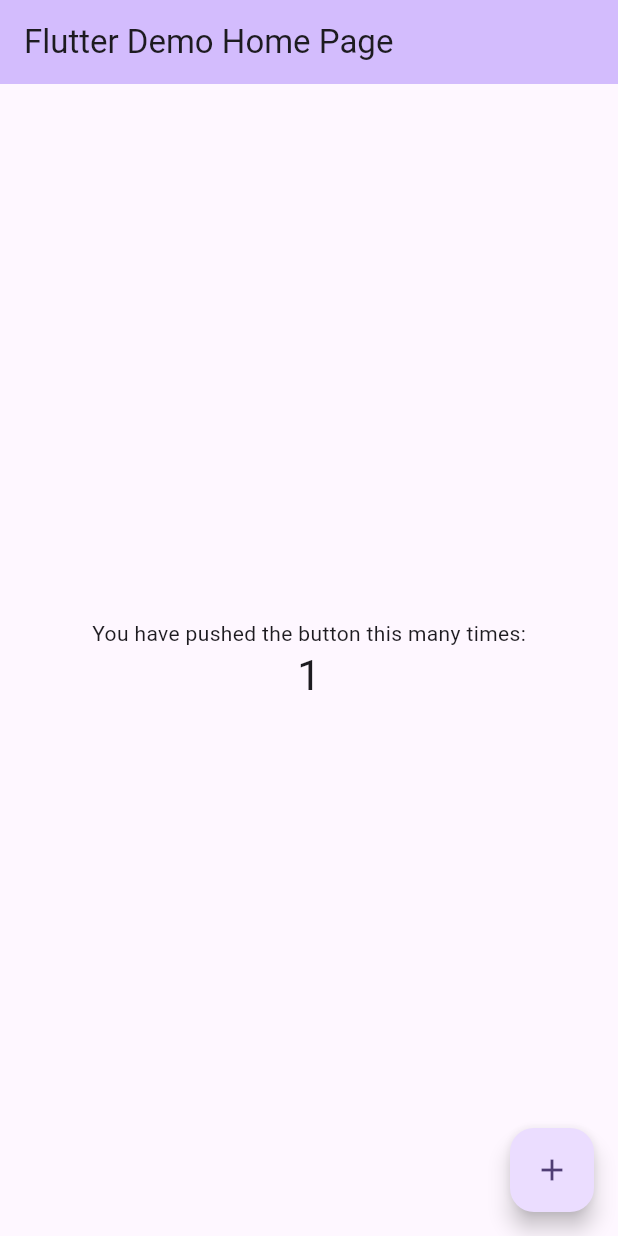
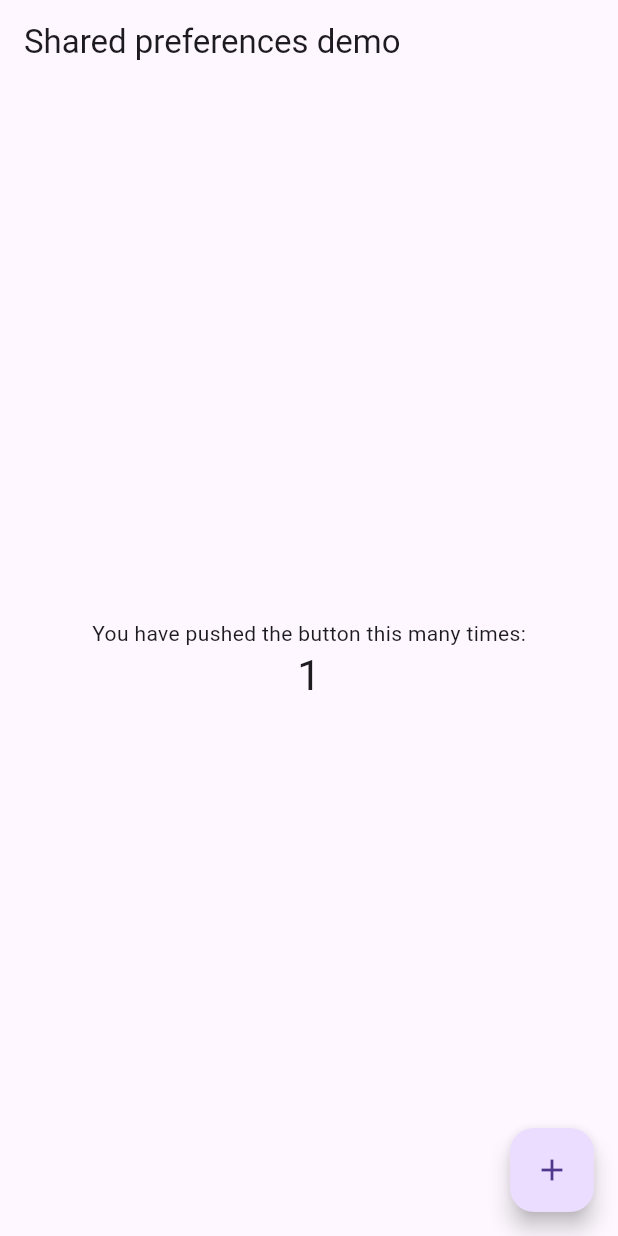
Before and after one commit to sqlainsaad5/shareprefence, a Flutter app: the screen it shows after launch, after a tap on the "add" icon, on a phone screen of 412 x 824 dp. Run offline on Flutter 3.47's test engine with Material 3 defaults, Android fonts, the phone set to English and light mode, and no system bars; our stand-ins replace shared_preferences.

Commit message:
Update main file

```diff
--- a/lib/main.dart
+++ b/lib/main.dart
@@ -1,52 +1,23 @@
 import 'package:flutter/material.dart';
+import 'package:shared_preferences/shared_preferences.dart';
 
-void main() {
-  runApp(const MyApp());
-}
+void main() => runApp(const MyApp());
 
 class MyApp extends StatelessWidget {
   const MyApp({super.key});
 
-  // This widget is the root of your application.
+  // This widget is the root of the application.
   @override
   Widget build(BuildContext context) {
-    return MaterialApp(
-      title: 'Flutter Demo',
-      theme: ThemeData(
-        // This is the theme of your application.
-        //
-        // TRY THIS: Try running your application with "flutter run". You'll see
-        // the application has a purple toolbar. Then, without quitting the app,
-        // try changing the seedColor in the colorScheme below to Colors.green
-        // and then invoke "hot reload" (save your changes or press the "hot
-        // reload" button in a Flutter-supported IDE, or press "r" if you used
-        // the command line to start the app).
-        //
-        // Notice that the counter didn't reset back to zero; the application
-        // state is not lost during the reload. To reset the state, use hot
-        // restart instead.
-        //
-        // This works for code too, not just values: Most code changes can be
-        // tested with just a hot reload.
-        colorScheme: ColorScheme.fromSeed(seedColor: Colors.deepPurple),
-        useMaterial3: true,
-      ),
-      home: const MyHomePage(title: 'Flutter Demo Home Page'),
+    return const MaterialApp(
+      title: 'Shared preferences demo',
+      home: MyHomePage(title: 'Shared preferences demo'),
     );
   }
 }
 
 class MyHomePage extends StatefulWidget {
   const MyHomePage({super.key, required this.title});
-
-  // This widget is the home page of your application. It is stateful, meaning
-  // that it has a State object (defined below) that contains fields that affect
-  // how it looks.
-
-  // This class is the configuration for the state. It holds the values (in this
-  // case the title) provided by the parent (in this case the App widget) and
-  // used by the build method of the State. Fields in a Widget subclass are
-  // always marked "final".
 
   final String title;
 
@@ -57,60 +28,45 @@ class MyHomePage extends StatefulWidget {
 class _MyHomePageState extends State<MyHomePage> {
   int _counter = 0;
 
-  void _incrementCounter() {
+  @override
+  void initState() {
+    super.initState();
+    _loadCounter();
+  }
+
+  //Loading counter value on start
+  Future<void> _loadCounter() async {
+    final prefs = await SharedPreferences.getInstance();
     setState(() {
-      // This call to setState tells the Flutter framework that something has
-      // changed in this State, which causes it to rerun the build method below
-      // so that the display can reflect the updated values. If we changed
-      // _counter without calling setState(), then the build method would not be
-      // called again, and so nothing would appear to happen.
-      _counter++;
+      _counter = (prefs.getInt('counter') ?? 0);
+    });
+  }
+
+  //Incrementing counter after click
+  Future<void> _incrementCounter() async {
+    final prefs = await SharedPreferences.getInstance();
+    setState(() {
+      _counter = (prefs.getInt('counter') ?? 0) + 1;
+      prefs.setInt('counter', _counter);
     });
   }
 
   @override
   Widget build(BuildContext context) {
-    // This method is rerun every time setState is called, for instance as done
-    // by the _incrementCounter method above.
-    //
-    // The Flutter framework has been optimized to make rerunning build methods
-    // fast, so that you can just rebuild anything that needs updating rather
-    // than having to individually change instances of widgets.
     return Scaffold(
       appBar: AppBar(
-        // TRY THIS: Try changing the color here to a specific color (to
-        // Colors.amber, perhaps?) and trigger a hot reload to see the AppBar
-        // change color while the other colors stay the same.
-        backgroundColor: Theme.of(context).colorScheme.inversePrimary,
-        // Here we take the value from the MyHomePage object that was created by
-        // the App.build method, and use it to set our appbar title.
         title: Text(widget.title),
       ),
       body: Center(
-        // Center is a layout widget. It takes a single child and positions it
-        // in the middle of the parent.
         child: Column(
-          // Column is also a layout widget. It takes a list of children and
-          // arranges them vertically. By default, it sizes itself to fit its
-          // children horizontally, and tries to be as tall as its parent.
-          //
-          // Column has various properties to control how it sizes itself and
-          // how it positions its children. Here we use mainAxisAlignment to
-          // center the children vertically; the main axis here is the vertical
-          // axis because Columns are vertical (the cross axis would be
-          // horizontal).
-          //
-          // TRY THIS: Invoke "debug painting" (choose the "Toggle Debug Paint"
-          // action in the IDE, or press "p" in the console), to see the
-          // wireframe for each widget.
           mainAxisAlignment: MainAxisAlignment.center,
-          children: <Widget>[
+          children: [
             const Text(
               'You have pushed the button this many times:',
             ),
             Text(
               '$_counter',
-              style: Theme.of(context).textTheme.headlineMedium,
+              style: Theme.of(context).textTheme.headline4,
             ),
           ],
         ),
```
